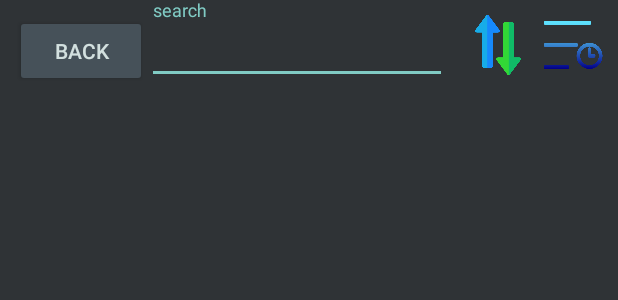
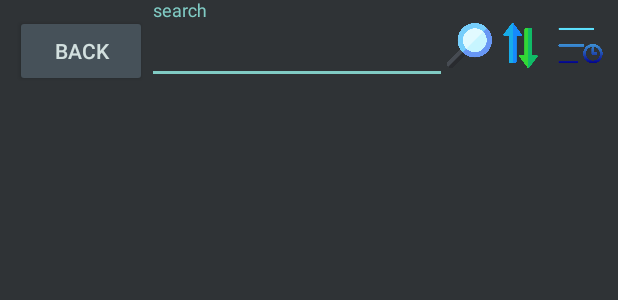
Before and after one commit to OpriaIonut/JapoTime, an Android app: the layout card_browser.xml on its own in the app's theme, with its tools: preview values and no code run, on a phone screen of 412 x 824 dp. Shown: the top 300 px of the screen. Run offline under Robolectric (Android 15) with nearby library versions, the phone set to English and light mode, and no system bars.

Commit message:
Search functionality for card browser

```diff
--- a/app/src/main/res/layout/card_browser.xml
+++ b/app/src/main/res/layout/card_browser.xml
@@ -44,8 +44,8 @@
 
         <Button
             android:id="@+id/cardBrowserSortBtn"
-            android:layout_width="40dp"
-            android:layout_height="40dp"
+            android:layout_width="30dp"
+            android:layout_height="30dp"
             android:layout_marginEnd="10dp"
             android:background="@drawable/sort"
             app:layout_constraintBottom_toBottomOf="parent"
@@ -55,14 +55,23 @@
 
         <Button
             android:id="@+id/cardBrowserTimeSortBtn"
-            android:layout_width="40dp"
-            android:layout_height="40dp"
+            android:layout_width="30dp"
+            android:layout_height="30dp"
             android:layout_marginEnd="10dp"
             android:background="@drawable/sort_time"
             app:layout_constraintBottom_toBottomOf="parent"
             app:layout_constraintEnd_toEndOf="parent"
             app:layout_constraintTop_toTopOf="parent"
             tools:ignore="SpeakableTextPresentCheck,TouchTargetSizeCheck" />
+
+        <Button
+            android:id="@+id/cardBrowserSearchBtn"
+            android:layout_width="30dp"
+            android:layout_height="30dp"
+            android:background="@drawable/magnifying_glass"
+            app:layout_constraintBottom_toBottomOf="parent"
+            app:layout_constraintStart_toEndOf="@+id/cardBrowserSearchInput"
+            app:layout_constraintTop_toTopOf="parent" />
 
     </androidx.constraintlayout.widget.ConstraintLayout>
 
```
Also changed, not shown: app/src/main/java/com/example/japotimeapp/fragments/CardBrowserFragment.java (+36 -1 lines), app/src/main/res/drawable-v24/magnifying_glass.png (added).
